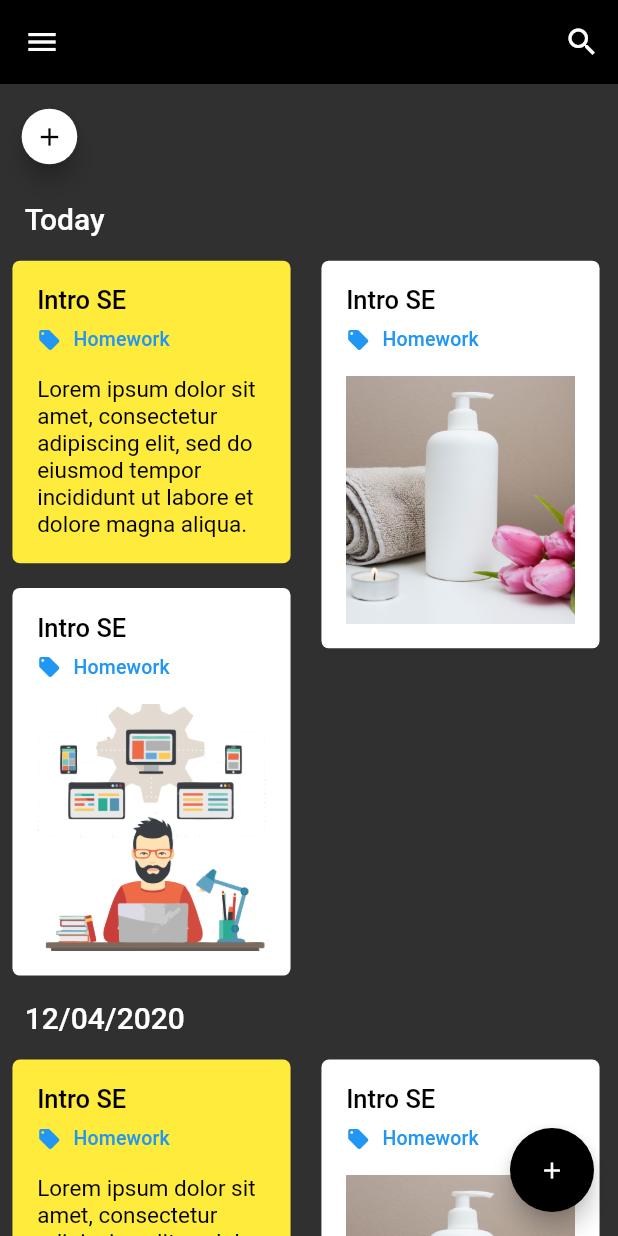
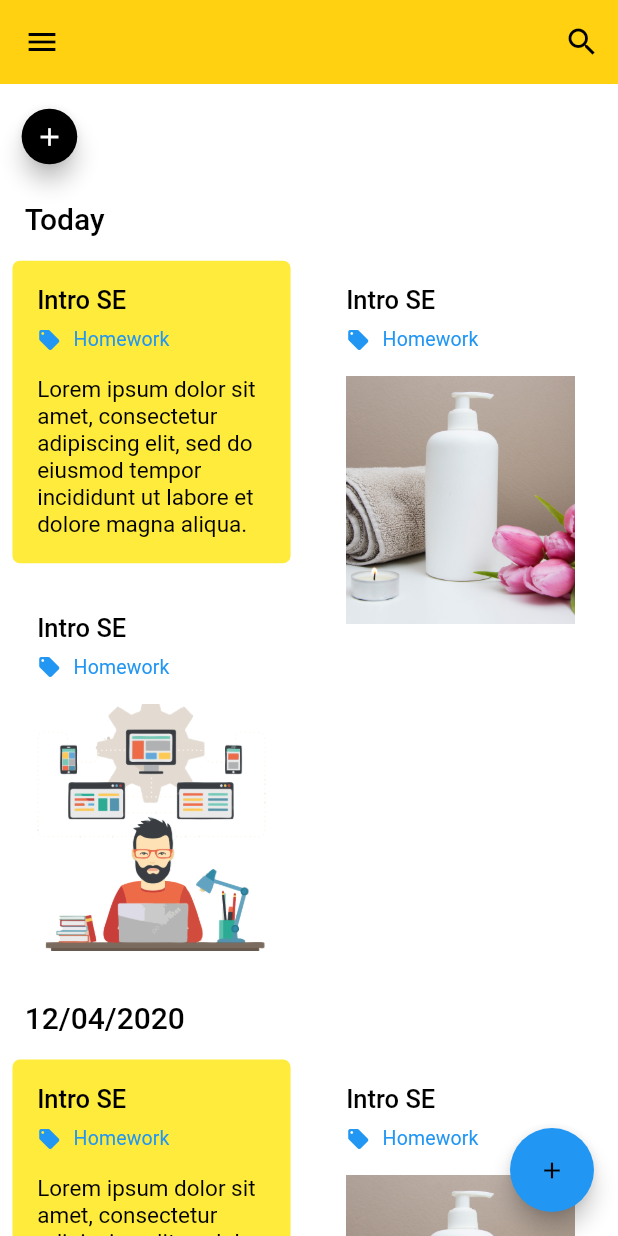
Before and after one commit to nghngtran/Note-App-Flutter, a Flutter app: the screen it shows after launch, on a phone screen of 412 x 824 dp. Run offline on Flutter 3.47's test engine with Material 2 defaults, Android fonts, the phone set to English and light mode, and no system bars; our stand-ins replace camera, device_preview, flutter_colorpicker, flutter_svg, get_it, image_picker and 2 more; missing offline and left inert: esys_flutter_share, painter2, unicorndial; accounts and stored records are empty; Roboto replaces fonts that are missing (SFProDisplay); project files that could hold a hidden picture were left out.

Commit message:
dark theme

```diff
--- a/lib/main.dart
+++ b/lib/main.dart
@@ -177,7 +177,7 @@ class AppTheme {
 
 class AppStateNotifier extends ChangeNotifier {
   //
-  bool isDarkMode = true;
+  bool isDarkMode = false;
 
   void updateTheme(bool isDarkMode) {
     this.isDarkMode = isDarkMode;
--- a/lib/presentations/UI/page/home_screen.dart
+++ b/lib/presentations/UI/page/home_screen.dart
@@ -13,6 +13,9 @@ import 'package:note_app/view_model/list_tag_viewmodel.dart';
 import 'package:note_app/view_model/tag_view_model.dart';
 import 'package:page_transition/page_transition.dart';
 import 'package:note_app/presentations/UI/custom_widget/custom_text_style.dart';
+import 'package:provider/provider.dart';
+
+import '../../../main.dart';
 
 class HomeScreen extends StatefulWidget {
   @override
@@ -23,34 +26,36 @@ class HomeScreen extends StatefulWidget {
 
 class HomeScreenState extends State<HomeScreen>
     with SingleTickerProviderStateMixin {
+  TagCreatedModel model = TagCreatedModel();
   bool _isSearching = false;
   String searchQuery = "Search for a word ...";
   TextEditingController _searchQuery;
   List<Note> listNotes = List<Note>();
   bool visible = true;
   bool isCollapsed = true;
-  double screenWidth, screenHeight;
-  final Duration duration = const Duration(milliseconds: 300);
-  AnimationController _controller;
-  Animation<double> _scaleAnimation;
-  Animation<double> _menuScaleAnimation;
-  Animation<Offset> _slideAnimation;
+
+//  double screenWidth, screenHeight;
+//  final Duration duration = const Duration(milliseconds: 300);
+//  AnimationController _controller;
+//  Animation<double> _scaleAnimation;
+//  Animation<double> _menuScaleAnimation;
+//  Animation<Offset> _slideAnimation;
   bool _light = true;
   ScrollController mainController = ScrollController();
+
   void initState() {
     super.initState();
-    _searchQuery = new TextEditingController();
-    _controller = AnimationController(vsync: this, duration: duration);
-    _scaleAnimation = Tween<double>(begin: 1, end: 1).animate(_controller);
-    _menuScaleAnimation =
-        Tween<double>(begin: 0.5, end: 1).animate(_controller);
-    _slideAnimation = Tween<Offset>(begin: Offset(1, 0), end: Offset(-1.5, 0))
-        .animate(_controller);
+//    _searchQuery = new TextEditingController();
+//    _controller = AnimationController(vsync: this, duration: duration);
+//    _scaleAnimation = Tween<double>(begin: 1, end: 0).animate(_controller);
+////    _menuScaleAnimation =
+////        Tween<double>(begin: 0, end: 0.5).animate(_controller);
+//    _slideAnimation = Tween<Offset>(begin: Offset(-0.5, 0), end: Offset(1, 0))
+//        .animate(_controller);
   }
 
   @override
   void dispose() {
-    _controller.dispose();
     _searchQuery.dispose();
     super.dispose();
   }
@@ -151,16 +156,52 @@ class HomeScreenState extends State<HomeScreen>
     return BaseView<TagCreatedModel>(
         onModelReady: (tagCreated) => tagCreated.getTagCreated(),
         builder: (context, tagCreated, child) => Scaffold(
+            drawer: Drawer(
+              child: ListView(
+                  // Important: Remove any padding from the ListView.
+                  padding: EdgeInsets.zero,
+                  children: <Widget>[
+                    DrawerHeader(
+                        padding: EdgeInsets.fromLTRB(15, 30, 15, 0),
+                        decoration: BoxDecoration(
+                            shape: BoxShape.rectangle,
+                            color: Colors.transparent),
+                        child: Text("Settings your app",
+                            style: TextStyle(
+                                color: Theme.of(context).primaryColor,
+                                fontSize: 20))),
+                    MergeSemantics(
+                      child: ListTile(
+                        title: Text('Dark Theme',
+                            style: TextStyle(
+                                color: Theme.of(context).primaryColor)),
+                        trailing: CupertinoSwitch(
+                          value:
+                              Provider.of<AppStateNotifier>(context).isDarkMode,
+                          onChanged: (bool value) {
+                            setState(() {
+                              Provider.of<AppStateNotifier>(context)
+                                  .updateTheme(value);
+                            });
+                          },
+                        ),
+                        onTap: () {
+                          setState(() {
+                            _light = !_light;
+                          });
+                        },
+                      ),
+                    )
+                  ]),
+            ),
             backgroundColor: Colors.white,
             resizeToAvoidBottomPadding: false,
             floatingActionButton: FloatingActionButton(
                 heroTag: "btnAdd",
-                  backgroundColor: Theme.of(context)
-                      .floatingActionButtonTheme
-                      .backgroundColor,
-                  splashColor: Theme.of(context)
-                      .floatingActionButtonTheme
-                      .backgroundColor,
+                backgroundColor:
+                    Theme.of(context).floatingActionButtonTheme.backgroundColor,
+                splashColor:
+                    Theme.of(context).floatingActionButtonTheme.backgroundColor,
                 child: Icon(Icons.add,
                     size: 18, color: Theme.of(context).iconTheme.color),
                 onPressed: () {
@@ -175,43 +216,24 @@ class HomeScreenState extends State<HomeScreen>
               elevation: 0.0,
               title: _isSearching ? _buildSearchField() : null,
               actions: _buildActions(),
-                leading: _isSearching
-                    ? BackButton(color: Theme.of(context).primaryColor)
-                    : IconButton(
-                        color: Theme.of(context).primaryColor,
-                        icon: Icon(Icons.menu, size: 24),
-                        onPressed: () {
-                          setState(() {
-                            if (isCollapsed)
-                              _controller.forward();
-                            else
-                              _controller.reverse();
-
-                            isCollapsed = !isCollapsed;
-                          });
-                        }),
+//                leading: _isSearching
+//                    ? BackButton(color: Theme.of(context).primaryColor)
+//                    : Container()
+//                IconButton(
+//                        color: Theme.of(context).primaryColor,
+//                        icon: Icon(Icons.menu, size: 24),
+//                        onPressed: () {
+//                          setState(() {
+//                            if (isCollapsed)
+//                              _controller.forward();
+//                            else
+//                              _controller.reverse();
+//
+//                            isCollapsed = !isCollapsed;
+//                          });
+//                        }),
             ),
-              body: Stack(
-                children: <Widget>[
-                  menu(context),
-                  home(context, tagCreated),
-                ],
-              ),
-            ));
-  }
-
-  Widget home(context, TagCreatedModel model) {
-    return AnimatedPositioned(
-        duration: duration,
-        top: 0,
-        bottom: 0,
-        left: isCollapsed ? 0 : MediaQuery.of(context).size.width * 0.6,
-        right: isCollapsed ? 0 : -0.2 * MediaQuery.of(context).size.width,
-        child: Material(
-            animationDuration: duration,
-            child: ScaleTransition(
-                scale: _scaleAnimation,
-                child: ListView(controller: mainController, // parent ListView
+            body: ListView(controller: mainController, // parent ListView
                 children: <Widget>[
                   TagBar(mainController, model),
                   SingleChildScrollView(
@@ -220,44 +242,74 @@ class HomeScreenState extends State<HomeScreen>
                     height: MediaQuery.of(context).size.height,
                     child: NoteGrid(listNotes),
                   ))
-                    ]))));
+                ])
+//              Stack(
+//                children: <Widget>[
+//                  menu(context),
+//                  home(context, tagCreated),
+//                ],
+//              ),
+            ));
+  }
 }
 
-  Widget menu(context) {
-    return SlideTransition(
-      position: _slideAnimation,
-      child: ScaleTransition(
-        scale: _menuScaleAnimation,
-        child: Container(
-          width: MediaQuery.of(context).size.width,
-          height: MediaQuery.of(context).size.height,
-          alignment: Alignment.topLeft,
-          child: Column(
-              mainAxisSize: MainAxisSize.min,
-              mainAxisAlignment: MainAxisAlignment.spaceAround,
-              crossAxisAlignment: CrossAxisAlignment.start,
-              children: <Widget>[
-                MergeSemantics(
-                  child: ListTile(
-                    title: Text('Lights'),
-                    trailing: CupertinoSwitch(
-                      value: _light,
-                      onChanged: (bool value) {
-                        setState(() {
-                          _light = value;
-                        });
-                      },
-                    ),
-                    onTap: () {
-                      setState(() {
-                        _light = !_light;
-                      });
-                    },
-                  ),
-                )
-              ]),
-        ),
-      ),
-    );
-  }
-}
+//  Widget home(context, TagCreatedModel model) {
+//    return AnimatedPositioned(
+//        duration: duration,
+//        top: 0,
+//        bottom: 0,
+//        left: isCollapsed ? 0 : MediaQuery.of(context).size.width * 0.4,
+//        right: isCollapsed ? 0 : -0.2 * MediaQuery.of(context).size.width,
+//        child: Material(
+//            animationDuration: duration,
+//            child: ScaleTransition(
+//                scale: _scaleAnimation,
+//                child: ListView(controller: mainController, // parent ListView
+//                    children: <Widget>[
+//                      TagBar(mainController, model),
+//                      SingleChildScrollView(
+//                          child: Container(
+//                        width: MediaQuery.of(context).size.width,
+//                        height: MediaQuery.of(context).size.height,
+//                        child: NoteGrid(listNotes),
+//                      ))
+//                    ]))));
+//  }
+//
+//  Widget menu(context) {
+//    return SlideTransition(
+//      position: _slideAnimation,
+////      child: ScaleTransition(
+////        scale: _menuScaleAnimation,
+//      child: Container(
+//        width: MediaQuery.of(context).size.width,
+//        height: MediaQuery.of(context).size.height,
+//        alignment: Alignment.topLeft,
+//        child: Column(
+//            mainAxisSize: MainAxisSize.min,
+//            mainAxisAlignment: MainAxisAlignment.spaceAround,
+//            crossAxisAlignment: CrossAxisAlignment.start,
+//            children: <Widget>[
+//              MergeSemantics(
+//                child: ListTile(
+//                  title: Text('Lights'),
+//                  trailing: CupertinoSwitch(
+//                    value: _light,
+//                    onChanged: (bool value) {
+//                      setState(() {
+//                        _light = value;
+//                      });
+//                    },
+//                  ),
+//                  onTap: () {
+//                    setState(() {
+//                      _light = !_light;
+//                    });
+//                  },
+//                ),
+//              )
+//            ]),
+//      ),
+//    );
+//  }
+//}
```
Lines whose indentation alone changed are shown as unchanged.
